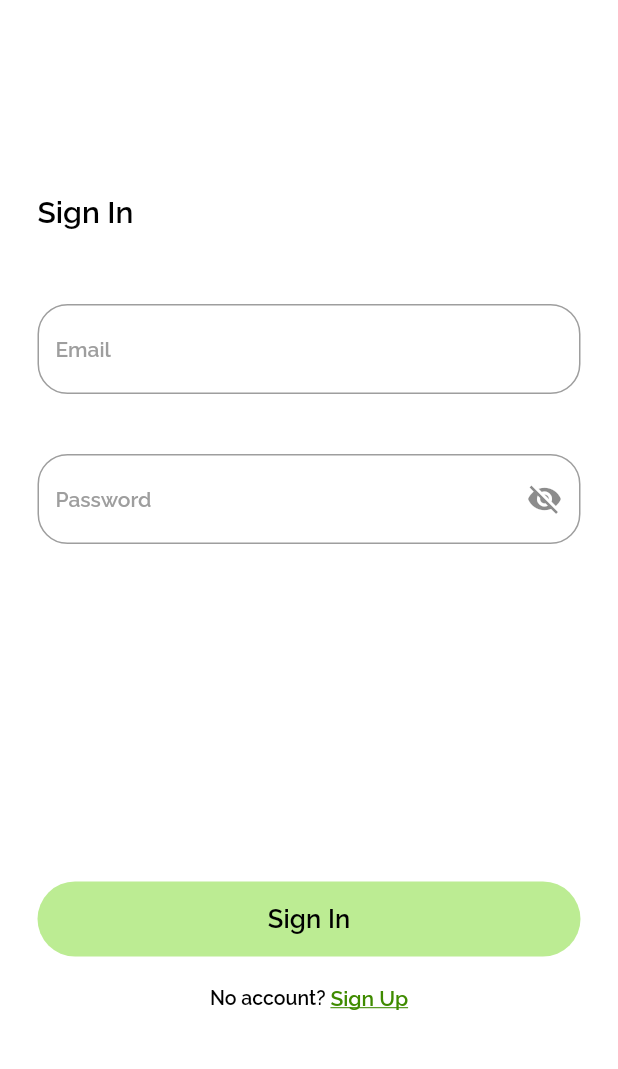
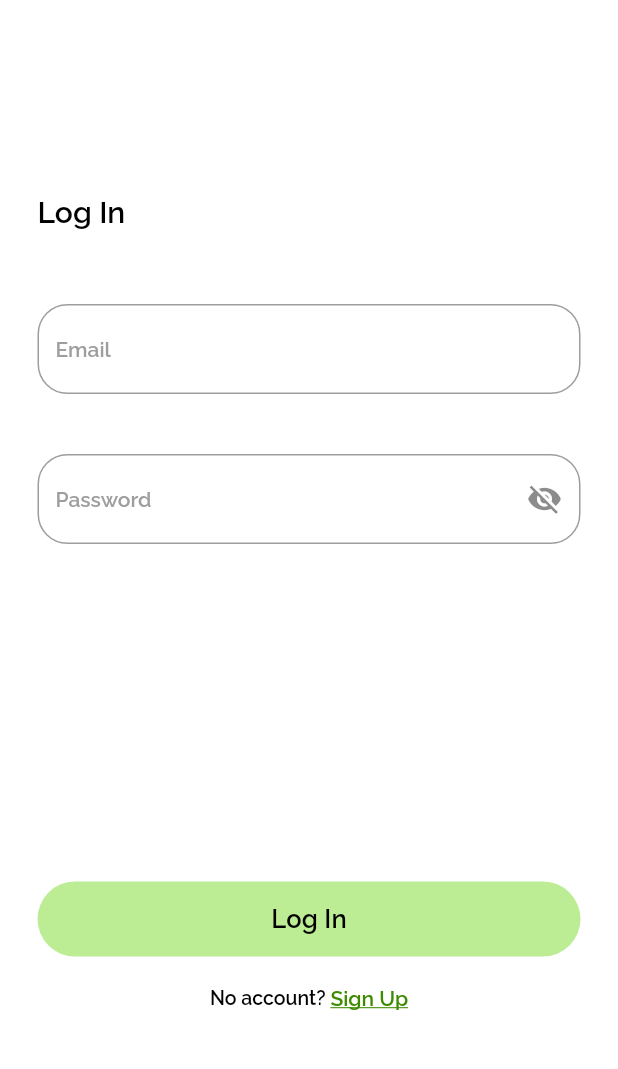
Before and after one commit to MohammadAlAgha/luminexa, a Flutter app: the LogIn screen opened by its route, on a phone screen of 412 x 824 dp, the part 122-1191 px from its top. Run offline on Flutter 3.47's test engine with Material 2 defaults, Android fonts, the phone set to English and light mode, and no system bars; our stand-ins replace dio, fl_chart, flutter_svg, google_nav_bar.

Commit message:
Frontend: Changed the sign in into log in

```diff
--- a/luminexa_mobile/lib/main.dart
+++ b/luminexa_mobile/lib/main.dart
@@ -111,7 +111,7 @@ class _MyAppState extends State<MyApp> {
             headlineSmall: TextStyle(fontSize: 11, fontFamily: "RalewayBold"),
           )),
       debugShowCheckedModeBanner: false,
-      home: ConsumptionPage(),
+      home: LogIn(),
       // initialRoute: RouteManager.login,
       onGenerateRoute: RouteManager.generateRoute,
     );
--- a/luminexa_mobile/lib/screens/login.dart
+++ b/luminexa_mobile/lib/screens/login.dart
@@ -47,7 +47,7 @@ class _LogInState extends State<LogIn> {
                 Column(
                   mainAxisAlignment: MainAxisAlignment.spaceAround,
                   children: [
-                    titleWidget(title: "Sign In"),
+                    titleWidget(title: "Log In"),
                     Container(
                       height: 200,
                       child: Column(
@@ -77,7 +77,7 @@ class _LogInState extends State<LogIn> {
                   child: Column(
                     children: [
                       styledButton(
-                        innerText: "Sign In",
+                        innerText: "Log In",
                         onTap: login,
                       ),
                       SizedBox(
--- a/luminexa_mobile/lib/screens/signUp.dart
+++ b/luminexa_mobile/lib/screens/signUp.dart
@@ -111,7 +111,7 @@ class _SignUpState extends State<SignUp> {
                                 fontWeight: FontWeight.w700,
                                 color: Theme.of(context).primaryColor,
                                 decoration: TextDecoration.underline),
-                            text: "Sign In",
+                            text: "Log In",
                             recognizer: TapGestureRecognizer()
                               ..onTap = () {
                                 Navigator.of(context)
```
